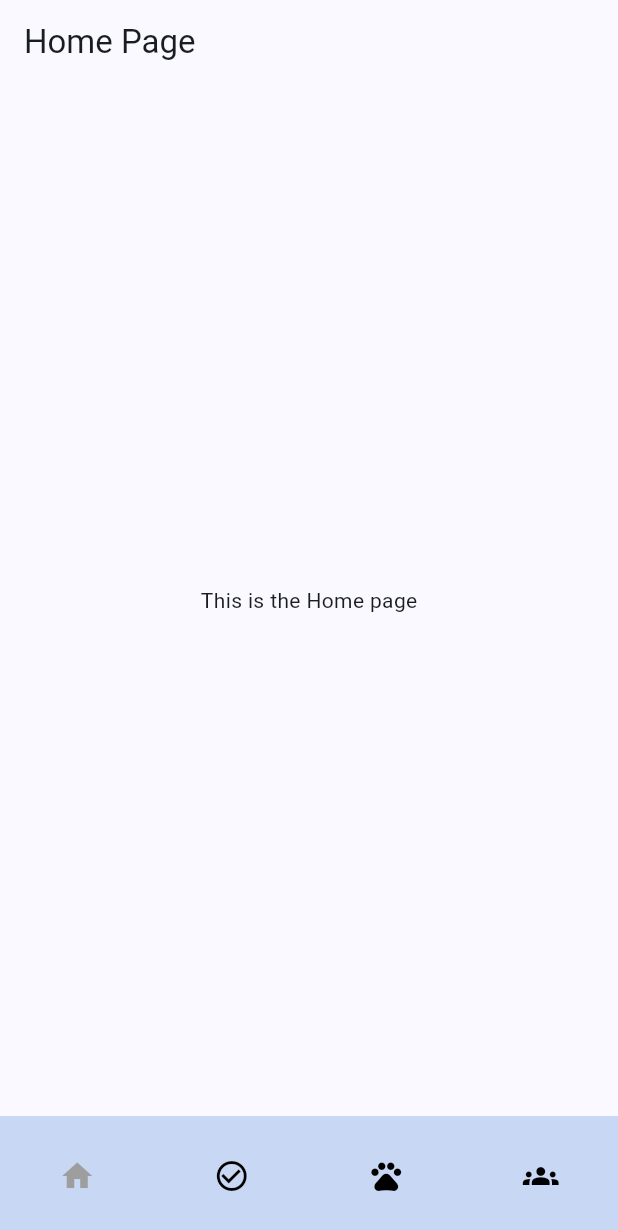
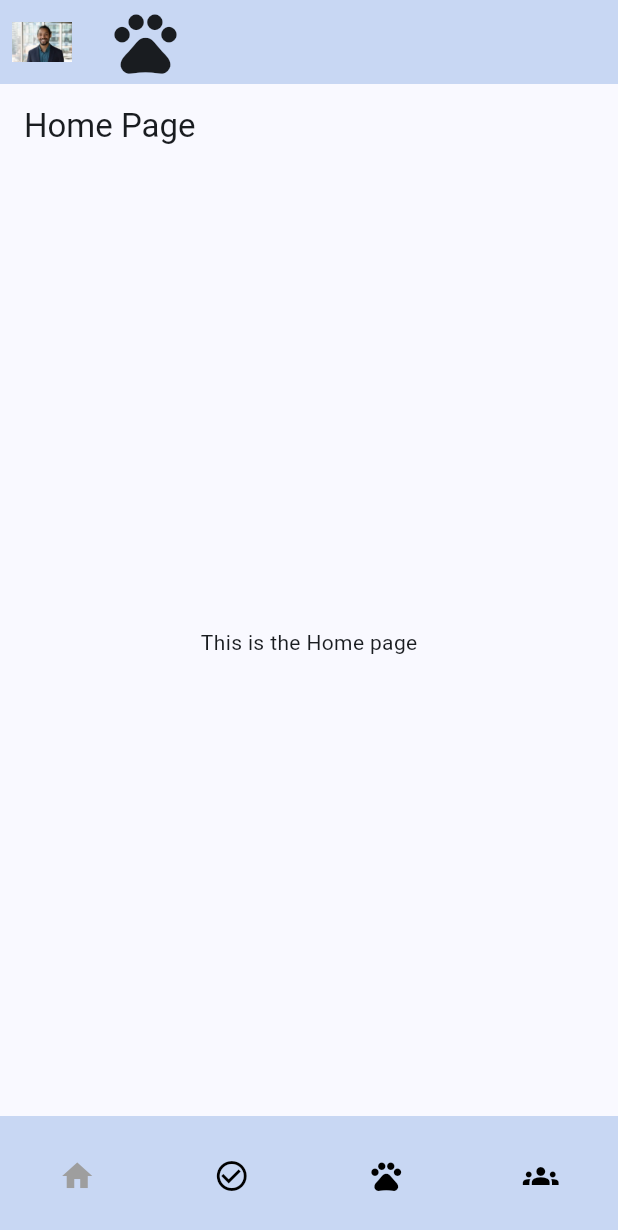
Before and after one commit to tyleraudino/PawsitiveMinds, a Flutter app: the screen it shows after launch, on a phone screen of 412 x 824 dp. Shown: the top 1230 px of the screen. Run offline on Flutter 3.47's test engine with Material 3 defaults, Android fonts, the phone set to English and light mode, and no system bars.

Commit message:
Add header to UI

```diff
--- a/lib/main.dart
+++ b/lib/main.dart
@@ -63,6 +63,18 @@
   @override
   Widget build(BuildContext context) {
     return Scaffold(
+      appBar: AppBar(
+        backgroundColor: const Color.fromRGBO(200, 215, 243, 1.0),
+        title: Icon(Icons.pets, size: 50),
+        leading: Padding(
+          padding: const EdgeInsets.all(8.0),
+          child: Image.asset(
+            'assets/profilepic.jpeg',
+            fit: BoxFit.contain,
+          ),
+        ),
+      ),
+
       body: _pages[_currentPageIndex],
       bottomNavigationBar: NavigationBar(
         selectedIndex: _currentPageIndex,
--- a/pubspec.yaml
+++ b/pubspec.yaml
@@ -61,8 +61,8 @@ flutter:
   uses-material-design: true
 
   # To add assets to your application, add an assets section, like this:
-  # assets:
-  #   - images/a_dot_burr.jpeg
+  assets:
+     - assets/profilepic.jpeg
   #   - images/a_dot_ham.jpeg
 
   # An image asset can refer to one or more resolution-specific "variants", see
```
Also changed, not shown: assets/profilepic.jpeg (added).
